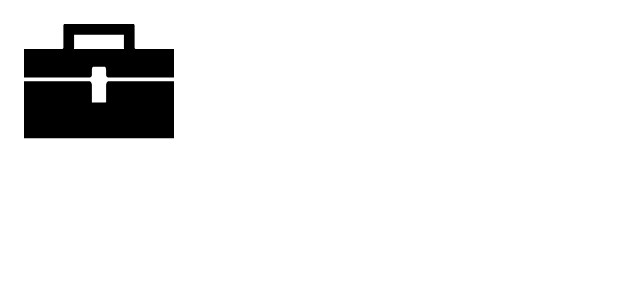
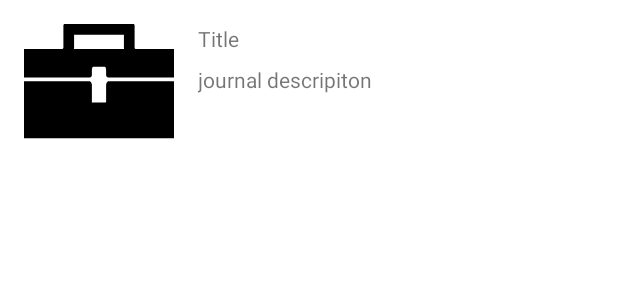
Before and after one commit to kulloveth/MaiJournal, an Android app: the layout journal_item_layout.xml on its own in the app's theme, with its tools: preview values and no code run, on a phone screen of 412 x 824 dp. Shown: the top 300 px of the screen. Run offline under Robolectric (Android 15) with nearby library versions, the phone set to English and light mode, and no system bars.

```diff
--- a/app/src/main/res/layout/journal_item_layout.xml
+++ b/app/src/main/res/layout/journal_item_layout.xml
@@ -1,4 +1,11 @@
 <?xml version="1.0" encoding="utf-8"?>
+<layout>
+
+    <data>
+
+
+    </data>
+
     <androidx.constraintlayout.widget.ConstraintLayout xmlns:android="http://schemas.android.com/apk/res/android"
         xmlns:app="http://schemas.android.com/apk/res-auto"
         xmlns:tools="http://schemas.android.com/tools"
@@ -15,13 +22,25 @@
             app:layout_constraintStart_toStartOf="parent"
             app:layout_constraintTop_toTopOf="parent"
             tools:src="@drawable/ic_random" />
+
         <TextView
             android:id="@+id/titleTv"
             android:layout_width="wrap_content"
-        tools:text=""
             android:layout_height="wrap_content"
             android:layout_marginStart="@dimen/standard_padding"
             app:layout_constraintStart_toEndOf="@id/categoryIv"
-        app:layout_constraintTop_toTopOf="@id/categoryIv" />
+            app:layout_constraintTop_toTopOf="@id/categoryIv"
+            tools:text="Title" />
+
+        <TextView
+            android:id="@+id/categoryDescTv"
+            android:layout_width="0dp"
+            android:layout_height="wrap_content"
+            android:layout_marginTop="@dimen/half_padding"
+            app:layout_constraintStart_toStartOf="@id/titleTv"
+            app:layout_constraintTop_toBottomOf="@id/titleTv"
+            tools:text="journal descripiton" />
 
     </androidx.constraintlayout.widget.ConstraintLayout>
+
+</layout>
```
Also changed, not shown: app/src/main/java/com/example/maijournal/ui/journal/JournalAdapter.kt (added, +42 -0 lines), app/src/main/res/layout/item_layout.xml (+1 -8 lines). Lines whose indentation alone changed are shown as unchanged.
